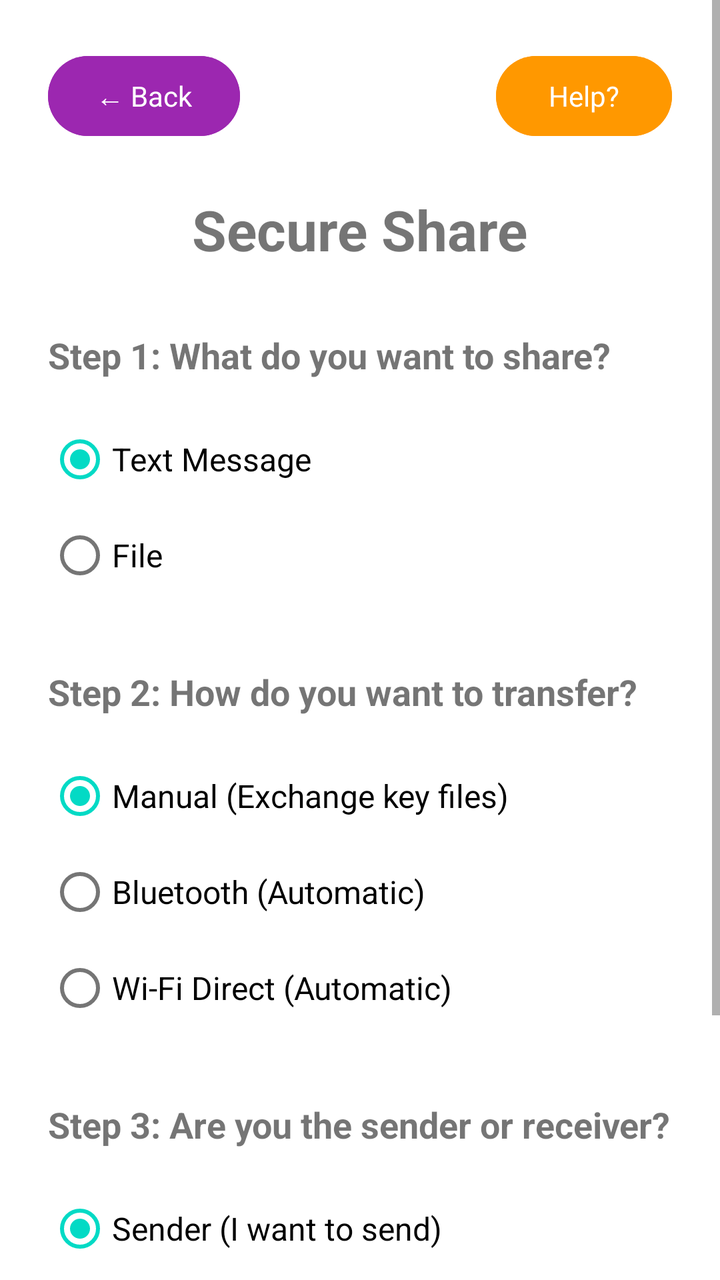
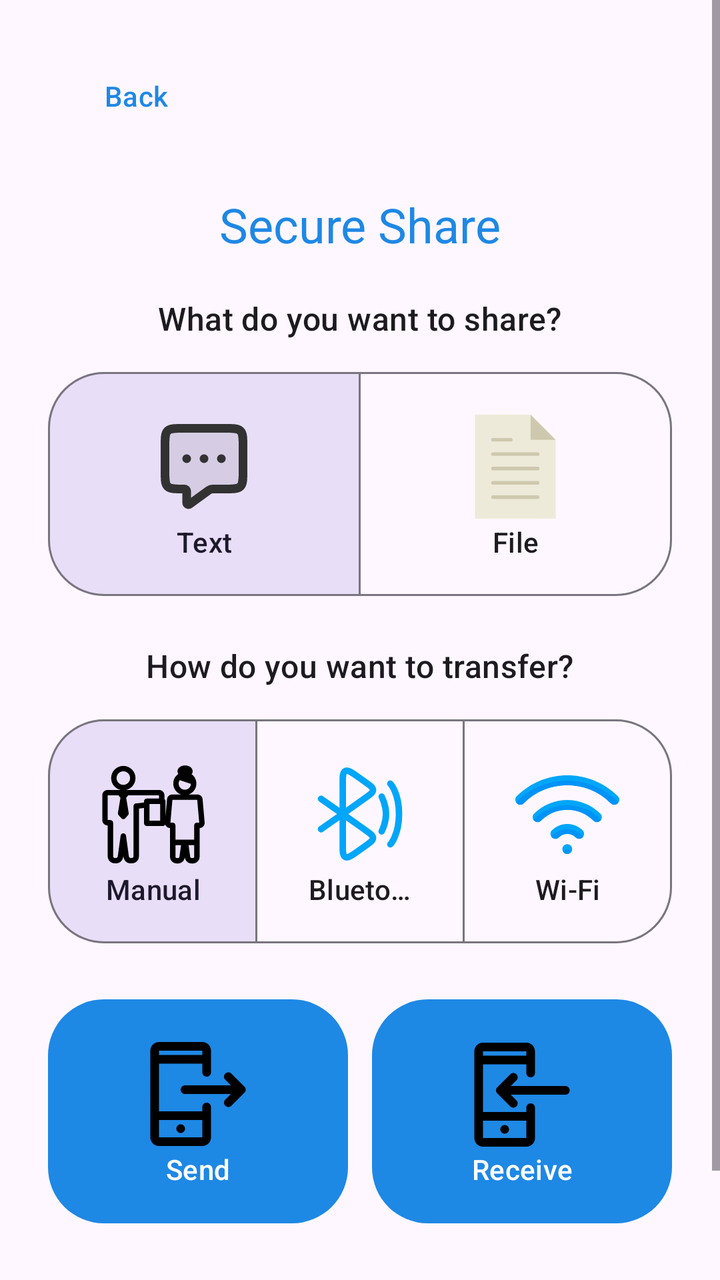

Before-and-after screenshots of an Android layout around one commit, followed by the original layout XML and the change that was made.
<!-- AndroidManifest.xml: application theme Theme.PQrypt -->
<!-- res/layout/activity_secure_share_mode.xml -->
<?xml version="1.0" encoding="utf-8"?>
<ScrollView
    xmlns:android="http://schemas.android.com/apk/res/android"
    xmlns:app="http://schemas.android.com/apk/res-auto"
    xmlns:tools="http://schemas.android.com/tools"
    android:layout_width="match_parent"
    android:layout_height="match_parent"
    tools:context=".SecureShareModeActivity">

    <LinearLayout
        android:layout_width="match_parent"
        android:layout_height="wrap_content"
        android:orientation="vertical"
        android:padding="24dp">

    
    <LinearLayout
        android:layout_width="match_parent"
        android:layout_height="wrap_content"
        android:orientation="horizontal"
        android:gravity="center_vertical"
        android:layout_marginBottom="24dp">

        <Button
            android:id="@+id/btn_back"
            style="@style/Widget.Material3.Button"
            android:layout_width="wrap_content"
            android:layout_height="wrap_content"
            android:backgroundTint="#9C27B0"
            android:text="← Back"
            android:textColor="@android:color/white"
            android:textSize="14sp" />

        <View
            android:layout_width="0dp"
            android:layout_height="1dp"
            android:layout_weight="1" />

        <Button
            android:id="@+id/btn_help"
            style="@style/Widget.Material3.Button"
            android:layout_width="wrap_content"
            android:layout_height="wrap_content"
            android:backgroundTint="#FF9800"
            android:text="Help?"
            android:textColor="@android:color/white"
            android:textSize="14sp" />
    </LinearLayout>

    <TextView
        android:layout_width="wrap_content"
        android:layout_height="wrap_content"
        android:text="Secure Share"
        android:textSize="28sp"
        android:textStyle="bold"
        android:layout_marginBottom="32dp"
        android:layout_gravity="center_horizontal" />

    
    <TextView
        android:layout_width="wrap_content"
        android:layout_height="wrap_content"
        android:text="Step 1: What do you want to share?"
        android:textSize="18sp"
        android:textStyle="bold"
        android:layout_marginBottom="16dp" />

    <RadioGroup
        android:id="@+id/rg_content_type"
        android:layout_width="match_parent"
        android:layout_height="wrap_content"
        android:layout_marginBottom="32dp">

        <RadioButton
            android:id="@+id/rb_text"
            android:layout_width="wrap_content"
            android:layout_height="wrap_content"
            android:text="Text Message"
            android:textSize="16sp"
            android:checked="true" />

        <RadioButton
            android:id="@+id/rb_file"
            android:layout_width="wrap_content"
            android:layout_height="wrap_content"
            android:text="File"
            android:textSize="16sp" />
    </RadioGroup>

    
    <TextView
        android:layout_width="wrap_content"
        android:layout_height="wrap_content"
        android:text="Step 2: How do you want to transfer?"
        android:textSize="18sp"
        android:textStyle="bold"
        android:layout_marginBottom="16dp" />

    <RadioGroup
        android:id="@+id/rg_transfer_mode"
        android:layout_width="match_parent"
        android:layout_height="wrap_content"
        android:layout_marginBottom="32dp">

        <RadioButton
            android:id="@+id/rb_manual"
            android:layout_width="wrap_content"
            android:layout_height="wrap_content"
            android:text="Manual (Exchange key files)"
            android:textSize="16sp"
            android:checked="true" />

        <RadioButton
            android:id="@+id/rb_bluetooth"
            android:layout_width="wrap_content"
            android:layout_height="wrap_content"
            android:text="Bluetooth (Automatic)"
            android:textSize="16sp" />

        <RadioButton
            android:id="@+id/rb_wifi_direct"
            android:layout_width="wrap_content"
            android:layout_height="wrap_content"
            android:text="Wi‑Fi Direct (Automatic)"
            android:textSize="16sp" />
    </RadioGroup>

    
    <TextView
        android:layout_width="wrap_content"
        android:layout_height="wrap_content"
        android:text="Step 3: Are you the sender or receiver?"
        android:textSize="18sp"
        android:textStyle="bold"
        android:layout_marginBottom="16dp" />

    <RadioGroup
        android:id="@+id/rg_role"
        android:layout_width="match_parent"
        android:layout_height="wrap_content"
        android:layout_marginBottom="32dp">

        <RadioButton
            android:id="@+id/rb_sender"
            android:layout_width="wrap_content"
            android:layout_height="wrap_content"
            android:text="Sender (I want to send)"
            android:textSize="16sp"
            android:checked="true" />

        <RadioButton
            android:id="@+id/rb_receiver"
            android:layout_width="wrap_content"
            android:layout_height="wrap_content"
            android:text="Receiver (I want to receive)"
            android:textSize="16sp" />
    </RadioGroup>

    
    <Button
        android:id="@+id/btn_continue"
        android:layout_width="match_parent"
        android:layout_height="wrap_content"
        android:text="Continue"
        android:textSize="18sp"
        android:padding="16dp"
        style="@style/Widget.Material3.Button"
        android:backgroundTint="#9C27B0"
        android:textColor="@android:color/white" />

    </LinearLayout>

</ScrollView>
<!-- resources referenced by this layout -->
<resources>
  <style name="Theme.PQrypt" parent="Theme.MaterialComponents.DayNight.NoActionBar">
          
          <item name="colorPrimary">@color/blue_primary</item>
          <item name="colorPrimaryVariant">@color/blue_primary_dark</item>
          <item name="colorOnPrimary">@color/white</item>
          
          <item name="colorSecondary">@color/teal_200</item>
          <item name="colorSecondaryVariant">@color/teal_700</item>
          <item name="colorOnSecondary">@color/black</item>
          
          <item name="android:statusBarColor">@android:color/transparent</item>
          <item name="android:windowLightStatusBar">true</item>
          
      </style>
  <!-- unchanged entries left out for length: 6 -->
</resources>

<!-- the commit's change to res/layout/activity_secure_share_mode.xml (unified diff, before → after) -->
@@ -5,169 +5,219 @@
     xmlns:tools="http://schemas.android.com/tools"
     android:layout_width="match_parent"
     android:layout_height="match_parent"
+    android:fillViewport="true"
     tools:context=".SecureShareModeActivity">
 
     <LinearLayout
         android:layout_width="match_parent"
-        android:layout_height="wrap_content"
+        android:layout_height="match_parent"
+        android:gravity="center_horizontal"
         android:orientation="vertical"
         android:padding="24dp">
 
-    
-    <LinearLayout
-        android:layout_width="match_parent"
-        android:layout_height="wrap_content"
-        android:orientation="horizontal"
-        android:gravity="center_vertical"
-        android:layout_marginBottom="24dp">
-
-        <Button
+        <com.google.android.material.button.MaterialButton
             android:id="@+id/btn_back"
-            style="@style/Widget.Material3.Button"
-            android:layout_width="wrap_content"
-            android:layout_height="wrap_content"
-            android:backgroundTint="#9C27B0"
-            android:text="← Back"
-            android:textColor="@android:color/white"
-            android:textSize="14sp" />
-
-        <View
-            android:layout_width="0dp"
-            android:layout_height="1dp"
+            style="@style/Widget.Material3.Button.TextButton"
+            android:layout_width="wrap_content"
+            android:layout_height="wrap_content"
+            android:layout_gravity="start"
+            android:text="Back" />
+
+        <TextView
+            android:layout_width="wrap_content"
+            android:layout_height="wrap_content"
+            android:layout_marginTop="24dp"
+            android:layout_marginBottom="20dp"
+            android:text="Secure Share"
+            android:textAppearance="@style/TextAppearance.PQrypt.Title" />
+
+        <TextView
+            android:layout_width="wrap_content"
+            android:layout_height="wrap_content"
+            android:layout_marginBottom="12dp"
+            android:text="What do you want to share?"
+            android:textAppearance="?attr/textAppearanceTitleMedium" />
+
+        <com.google.android.material.button.MaterialButtonToggleGroup
+            android:id="@+id/tg_content_type"
+            android:layout_width="match_parent"
+            android:layout_height="wrap_content"
+            android:layout_marginBottom="20dp"
+            app:checkedButton="@id/rb_text"
+            app:selectionRequired="true"
+            app:singleSelection="true">
+
+            <com.google.android.material.button.MaterialButton
+                android:id="@+id/rb_text"
+                style="@style/Widget.Material3.Button.OutlinedButton"
+                android:layout_width="0dp"
+                android:layout_height="120dp"
+                android:layout_weight="1"
+                android:checkable="true"
+                android:ellipsize="end"
+                android:maxLines="1"
+                android:text="Text"
+                android:textAppearance="@style/TextAppearance.PQrypt.Button"
+                app:cornerRadius="28dp"
+                app:icon="@drawable/ic_text"
+                app:iconTint="@null"
+                app:iconGravity="textTop"
+                app:iconPadding="6dp"
+                app:iconSize="52dp" />
+
+            <com.google.android.material.button.MaterialButton
+                android:id="@+id/rb_file"
+                style="@style/Widget.Material3.Button.OutlinedButton"
+                android:layout_width="0dp"
+                android:layout_height="120dp"
+                android:layout_marginStart="12dp"
+                android:layout_weight="1"
+                android:checkable="true"
+                android:ellipsize="end"
+                android:maxLines="1"
+                android:text="File"
+                android:textAppearance="@style/TextAppearance.PQrypt.Button"
+                app:cornerRadius="28dp"
+                app:icon="@drawable/ic_file"
+                app:iconTint="@null"
+                app:iconGravity="textTop"
+                app:iconPadding="6dp"
+                app:iconSize="52dp" />
+
+        </com.google.android.material.button.MaterialButtonToggleGroup>
+
+        <TextView
+            android:layout_width="wrap_content"
+            android:layout_height="wrap_content"
+            android:layout_marginBottom="12dp"
+            android:text="How do you want to transfer?"
+            android:textAppearance="?attr/textAppearanceTitleMedium" />
+
+        <com.google.android.material.button.MaterialButtonToggleGroup
+            android:id="@+id/tg_transfer_mode"
+            android:layout_width="match_parent"
+            android:layout_height="wrap_content"
+            android:layout_marginBottom="20dp"
+            app:checkedButton="@id/rb_manual"
+            app:selectionRequired="true"
+            app:singleSelection="true">
+
+            <com.google.android.material.button.MaterialButton
+                android:id="@+id/rb_manual"
+                style="@style/Widget.Material3.Button.OutlinedButton"
+                android:layout_width="0dp"
+                android:layout_height="120dp"
+                android:layout_weight="1"
+                android:checkable="true"
+                android:ellipsize="end"
+                android:maxLines="1"
+                android:text="Manual"
+                android:textAppearance="@style/TextAppearance.PQrypt.Button"
+                app:cornerRadius="28dp"
+                app:icon="@drawable/ic_manual"
+                app:iconTint="@null"
+                app:iconGravity="textTop"
+                app:iconPadding="6dp"
+                app:iconSize="52dp" />
+
+            <com.google.android.material.button.MaterialButton
+                android:id="@+id/rb_bluetooth"
+                style="@style/Widget.Material3.Button.OutlinedButton"
+                android:layout_width="0dp"
+                android:layout_height="120dp"
+                android:layout_marginStart="12dp"
+                android:layout_weight="1"
+                android:checkable="true"
+                android:ellipsize="end"
+                android:maxLines="1"
+                android:text="Bluetooth"
+                android:textAppearance="@style/TextAppearance.PQrypt.Button"
+                app:cornerRadius="28dp"
+                app:icon="@drawable/ic_bluetooth"
+                app:iconTint="@null"
+                app:iconGravity="textTop"
+                app:iconPadding="6dp"
+                app:iconSize="52dp" />
+
+            <com.google.android.material.button.MaterialButton
+                android:id="@+id/rb_wifi_direct"
+                style="@style/Widget.Material3.Button.OutlinedButton"
+                android:layout_width="0dp"
+                android:layout_height="120dp"
+                android:layout_marginStart="12dp"
+                android:layout_weight="1"
+                android:checkable="true"
+                android:ellipsize="end"
+                android:maxLines="1"
+                android:text="Wi‑Fi"
+                android:textAppearance="@style/TextAppearance.PQrypt.Button"
+                app:cornerRadius="28dp"
+                app:icon="@drawable/ic_wifi_direct"
+                app:iconTint="@null"
+                app:iconGravity="textTop"
+                app:iconPadding="6dp"
+                app:iconSize="52dp" />
+
+        </com.google.android.material.button.MaterialButtonToggleGroup>
+
+        <Space
+            android:layout_width="match_parent"
+            android:layout_height="0dp"
             android:layout_weight="1" />
 
-        <Button
+        <LinearLayout
+            android:layout_width="match_parent"
+            android:layout_height="wrap_content"
+            android:layout_marginBottom="12dp"
+            android:gravity="center"
+            android:orientation="horizontal">
+
+            <com.google.android.material.button.MaterialButton
+                android:id="@+id/btn_send"
+                style="@style/Widget.Material3.Button"
+                android:layout_width="0dp"
+                android:layout_height="120dp"
+                android:layout_marginEnd="12dp"
+                android:layout_weight="1"
+                android:ellipsize="end"
+                android:maxLines="1"
+                android:text="Send"
+                android:textAppearance="@style/TextAppearance.PQrypt.Button"
+                app:cornerRadius="28dp"
+                app:icon="@drawable/ic_send"
+                app:iconTint="@null"
+                app:iconGravity="textTop"
+                app:iconPadding="6dp"
+                app:iconSize="52dp" />
+
+            <com.google.android.material.button.MaterialButton
+                android:id="@+id/btn_receive"
+                style="@style/Widget.Material3.Button"
+                android:layout_width="0dp"
+                android:layout_height="120dp"
+                android:layout_weight="1"
+                android:ellipsize="end"
+                android:maxLines="1"
+                android:text="Receive"
+                android:textAppearance="@style/TextAppearance.PQrypt.Button"
+                app:cornerRadius="28dp"
+                app:icon="@drawable/ic_receive"
+                app:iconTint="@null"
+                app:iconGravity="textTop"
+                app:iconPadding="6dp"
+                app:iconSize="52dp" />
+
+        </LinearLayout>
+
+        <com.google.android.material.button.MaterialButton
             android:id="@+id/btn_help"
-            style="@style/Widget.Material3.Button"
-            android:layout_width="wrap_content"
-            android:layout_height="wrap_content"
-            android:backgroundTint="#FF9800"
-            android:text="Help?"
-            android:textColor="@android:color/white"
-            android:textSize="14sp" />
+            style="@style/Widget.Material3.Button.TextButton"
+            android:layout_width="wrap_content"
+            android:layout_height="wrap_content"
+            android:text="Help"
+            app:icon="@drawable/ic_help"
+            app:iconGravity="textStart" />
+
     </LinearLayout>
 
-    <TextView
-        android:layout_width="wrap_content"
-        android:layout_height="wrap_content"
-        android:text="Secure Share"
-        android:textSize="28sp"
-        android:textStyle="bold"
-        android:layout_marginBottom="32dp"
-        android:layout_gravity="center_horizontal" />
-
-    
-    <TextView
-        android:layout_width="wrap_content"
-        android:layout_height="wrap_content"
-        android:text="Step 1: What do you want to share?"
-        android:textSize="18sp"
-        android:textStyle="bold"
-        android:layout_marginBottom="16dp" />
-
-    <RadioGroup
-        android:id="@+id/rg_content_type"
-        android:layout_width="match_parent"
-        android:layout_height="wrap_content"
-        android:layout_marginBottom="32dp">
-
-        <RadioButton
-            android:id="@+id/rb_text"
-            android:layout_width="wrap_content"
-            android:layout_height="wrap_content"
-            android:text="Text Message"
-            android:textSize="16sp"
-            android:checked="true" />
-
-        <RadioButton
-            android:id="@+id/rb_file"
-            android:layout_width="wrap_content"
-            android:layout_height="wrap_content"
-            android:text="File"
-            android:textSize="16sp" />
-    </RadioGroup>
-
-    
-    <TextView
-        android:layout_width="wrap_content"
-        android:layout_height="wrap_content"
-        android:text="Step 2: How do you want to transfer?"
-        android:textSize="18sp"
-        android:textStyle="bold"
-        android:layout_marginBottom="16dp" />
-
-    <RadioGroup
-        android:id="@+id/rg_transfer_mode"
-        android:layout_width="match_parent"
-        android:layout_height="wrap_content"
-        android:layout_marginBottom="32dp">
-
-        <RadioButton
-            android:id="@+id/rb_manual"
-            android:layout_width="wrap_content"
-            android:layout_height="wrap_content"
-            android:text="Manual (Exchange key files)"
-            android:textSize="16sp"
-            android:checked="true" />
-
-        <RadioButton
-            android:id="@+id/rb_bluetooth"
-            android:layout_width="wrap_content"
-            android:layout_height="wrap_content"
-            android:text="Bluetooth (Automatic)"
-            android:textSize="16sp" />
-
-        <RadioButton
-            android:id="@+id/rb_wifi_direct"
-            android:layout_width="wrap_content"
-            android:layout_height="wrap_content"
-            android:text="Wi‑Fi Direct (Automatic)"
-            android:textSize="16sp" />
-    </RadioGroup>
-
-    
-    <TextView
-        android:layout_width="wrap_content"
-        android:layout_height="wrap_content"
-        android:text="Step 3: Are you the sender or receiver?"
-        android:textSize="18sp"
-        android:textStyle="bold"
-        android:layout_marginBottom="16dp" />
-
-    <RadioGroup
-        android:id="@+id/rg_role"
-        android:layout_width="match_parent"
-        android:layout_height="wrap_content"
-        android:layout_marginBottom="32dp">
-
-        <RadioButton
-            android:id="@+id/rb_sender"
-            android:layout_width="wrap_content"
-            android:layout_height="wrap_content"
-            android:text="Sender (I want to send)"
-            android:textSize="16sp"
-            android:checked="true" />
-
-        <RadioButton
-            android:id="@+id/rb_receiver"
-            android:layout_width="wrap_content"
-            android:layout_height="wrap_content"
-            android:text="Receiver (I want to receive)"
-            android:textSize="16sp" />
-    </RadioGroup>
-
-    
-    <Button
-        android:id="@+id/btn_continue"
-        android:layout_width="match_parent"
-        android:layout_height="wrap_content"
-        android:text="Continue"
-        android:textSize="18sp"
-        android:padding="16dp"
-        style="@style/Widget.Material3.Button"
-        android:backgroundTint="#9C27B0"
-        android:textColor="@android:color/white" />
-
-    </LinearLayout>
-
 </ScrollView>
<!-- resource entries referenced after the edit -->
@@ -1,6 +1,142 @@
 <!-- resources referenced by this layout -->
 <resources>
-  <style name="Theme.PQrypt" parent="Theme.MaterialComponents.DayNight.NoActionBar">
+  <!-- drawable ic_bluetooth (drawable) -->
+  <vector xmlns:android="http://schemas.android.com/apk/res/android"
+      android:width="800dp"
+      android:height="800dp"
+      android:viewportWidth="24"
+      android:viewportHeight="24">
+    <path
+        android:pathData="M13.263,8.262L8,12V5.225C8,3.338 8,2.395 8.605,2.086C9.209,1.776 9.981,2.324 11.525,3.421L13.263,4.655C14.421,5.477 15,5.888 15,6.459C15,7.029 14.421,7.44 13.263,8.262Z"
+        android:strokeWidth="1.5"
+        android:fillColor="#00000000"
+        android:strokeColor="#00A6F9"/>
+    <path
+        android:pathData="M13.263,19.345L11.525,20.579C9.981,21.676 9.209,22.224 8.605,21.914C8,21.605 8,20.662 8,18.775V12L13.263,15.738C14.421,16.56 15,16.971 15,17.541C15,18.112 14.421,18.523 13.263,19.345Z"
+        android:strokeWidth="1.5"
+        android:fillColor="#00000000"
+        android:strokeColor="#00A6F9"/>
+    <path
+        android:pathData="M3,15.5L8,12L3,8.5"
+        android:strokeWidth="1.5"
+        android:fillColor="#00000000"
+        android:strokeColor="#00A6F9"
+        android:strokeLineCap="round"/>
+    <path
+        android:pathData="M19,5C19,5 21,7.1 21,12C21,16.9 19,19 19,19"
+        android:strokeWidth="1.5"
+        android:fillColor="#00000000"
+        android:strokeColor="#00A6F9"
+        android:strokeLineCap="round"/>
+    <path
+        android:pathData="M17,8C17,8 18,9.9 18,12C18,14.1 17,16 17,16"
+        android:strokeWidth="1.5"
+        android:fillColor="#00000000"
+        android:strokeColor="#00A6F9"
+        android:strokeLineCap="round"/>
+  </vector>
+  <!-- drawable ic_file (drawable) -->
+  <vector xmlns:android="http://schemas.android.com/apk/res/android"
+      android:width="800dp"
+      android:height="800dp"
+      android:viewportWidth="58"
+      android:viewportHeight="58">
+    <path
+        android:pathData="M51.5,14l-14,-14l-31,0l0,58l45,0z"
+        android:fillColor="#EDEADA"/>
+    <path
+        android:pathData="M16.5,23h25c0.552,0 1,-0.447 1,-1s-0.448,-1 -1,-1h-25c-0.552,0 -1,0.447 -1,1S15.948,23 16.5,23z"
+        android:fillColor="#CEC9AE"/>
+    <path
+        android:pathData="M16.5,15h10c0.552,0 1,-0.447 1,-1s-0.448,-1 -1,-1h-10c-0.552,0 -1,0.447 -1,1S15.948,15 16.5,15z"
+        android:fillColor="#CEC9AE"/>
+    <path
+        android:pathData="M41.5,29h-25c-0.552,0 -1,0.447 -1,1s0.448,1 1,1h25c0.552,0 1,-0.447 1,-1S42.052,29 41.5,29z"
+        android:fillColor="#CEC9AE"/>
+    <path
+        android:pathData="M41.5,37h-25c-0.552,0 -1,0.447 -1,1s0.448,1 1,1h25c0.552,0 1,-0.447 1,-1S42.052,37 41.5,37z"
+        android:fillColor="#CEC9AE"/>
+    <path
+        android:pathData="M41.5,45h-25c-0.552,0 -1,0.447 -1,1s0.448,1 1,1h25c0.552,0 1,-0.447 1,-1S42.052,45 41.5,45z"
+        android:fillColor="#CEC9AE"/>
+    <path
+        android:pathData="M37.5,0l0,14l14,0z"
+        android:fillColor="#CEC9AE"/>
+  </vector>
+  <!-- drawable ic_help (drawable) -->
+  <vector xmlns:android="http://schemas.android.com/apk/res/android"
+      android:width="800dp"
+      android:height="800dp"
+      android:viewportWidth="24"
+      android:viewportHeight="24">
+    <path
+        android:pathData="M9.09,9C9.325,8.332 9.789,7.768 10.4,7.409C11.011,7.05 11.729,6.919 12.427,7.039C13.125,7.159 13.759,7.522 14.215,8.064C14.671,8.606 14.921,9.292 14.92,10C14.92,12 11.92,13 11.92,13M12,17H12.01M3,7.942V16.059C3,16.401 3,16.573 3.05,16.725C3.095,16.861 3.168,16.985 3.265,17.089C3.374,17.208 3.523,17.291 3.823,17.457L11.223,21.568C11.507,21.726 11.648,21.805 11.799,21.836C11.932,21.863 12.068,21.863 12.201,21.836C12.352,21.805 12.493,21.726 12.777,21.568L20.177,17.457C20.477,17.291 20.626,17.208 20.735,17.089C20.832,16.985 20.905,16.861 20.949,16.725C21,16.573 21,16.401 21,16.059V7.942C21,7.599 21,7.428 20.949,7.275C20.905,7.14 20.832,7.016 20.735,6.911C20.626,6.792 20.477,6.709 20.177,6.543L12.777,2.432C12.493,2.274 12.352,2.195 12.201,2.165C12.068,2.137 11.932,2.137 11.799,2.165C11.648,2.195 11.507,2.274 11.223,2.432L3.823,6.543C3.523,6.709 3.374,6.792 3.265,6.911C3.168,7.016 3.095,7.14 3.05,7.275C3,7.428 3,7.599 3,7.942Z"
+        android:strokeLineJoin="round"
+        android:strokeWidth="2"
+        android:fillColor="#00000000"
+        android:strokeColor="#000000"
+        android:strokeLineCap="round"/>
+    <path
+        android:pathData="M12,13L12,14.5"
+        android:strokeWidth="2"
+        android:fillColor="#00000000"
+        android:strokeColor="#000000"
+        android:strokeLineCap="round"/>
+  </vector>
+  <!-- drawable ic_manual: vector/xml drawable (drawable, 3934 chars, omitted) -->
+  <!-- drawable ic_receive: vector/xml drawable (drawable, 2051 chars, omitted) -->
+  <!-- drawable ic_send: vector/xml drawable (drawable, 2148 chars, omitted) -->
+  <!-- drawable ic_text (drawable) -->
+  <vector xmlns:android="http://schemas.android.com/apk/res/android"
+      android:width="800dp"
+      android:height="800dp"
+      android:viewportWidth="24"
+      android:viewportHeight="24">
+    <path
+        android:pathData="M21,13V7C21,5.114 21,4.172 20.414,3.586C19.828,3 18.886,3 17,3H7C5.114,3 4.172,3 3.586,3.586C3,4.172 3,5.114 3,7V13C3,14.886 3,15.828 3.586,16.414C4.172,17 5.114,17 7,17H7.5C7.776,17 8,17.224 8,17.5V20V20.15C8,20.504 8.401,20.708 8.688,20.5L13.096,17.294C13.358,17.103 13.675,17 14,17H17C18.886,17 19.828,17 20.414,16.414C21,15.828 21,14.886 21,13Z"
+        android:strokeAlpha="0.1"
+        android:fillColor="#323232"
+        android:fillAlpha="0.1"/>
+    <path
+        android:pathData="M8,10H8.01"
+        android:strokeLineJoin="round"
+        android:strokeWidth="2"
+        android:fillColor="#00000000"
+        android:strokeColor="#323232"
+        android:strokeLineCap="round"/>
+    <path
+        android:pathData="M12,10H12.01"
+        android:strokeLineJoin="round"
+        android:strokeWidth="2"
+        android:fillColor="#00000000"
+        android:strokeColor="#323232"
+        android:strokeLineCap="round"/>
+    <path
+        android:pathData="M16,10H16.01"
+        android:strokeLineJoin="round"
+        android:strokeWidth="2"
+        android:fillColor="#00000000"
+        android:strokeColor="#323232"
+        android:strokeLineCap="round"/>
+    <path
+        android:pathData="M21,13V7C21,5.114 21,4.172 20.414,3.586C19.828,3 18.886,3 17,3H7C5.114,3 4.172,3 3.586,3.586C3,4.172 3,5.114 3,7V13C3,14.886 3,15.828 3.586,16.414C4.172,17 5.114,17 7,17H7.5C7.776,17 8,17.224 8,17.5V20V20.15C8,20.504 8.401,20.708 8.688,20.5L13.096,17.294C13.358,17.103 13.675,17 14,17H17C18.886,17 19.828,17 20.414,16.414C21,15.828 21,14.886 21,13Z"
+        android:strokeLineJoin="round"
+        android:strokeWidth="2"
+        android:fillColor="#00000000"
+        android:strokeColor="#323232"/>
+  </vector>
+  <!-- drawable ic_wifi_direct: vector/xml drawable (drawable, 2286 chars, omitted) -->
+  <style name="TextAppearance.PQrypt.Button" parent="TextAppearance.Material3.LabelLarge">
+          <item name="android:fontFamily">sans-serif-medium</item>
+          <item name="android:textSize">14sp</item>
+          <item name="android:textAllCaps">false</item>
+      </style>
+  <style name="TextAppearance.PQrypt.Title" parent="TextAppearance.Material3.TitleLarge">
+          <item name="android:fontFamily">sans-serif-medium</item>
+          <item name="android:textSize">24sp</item>
+          <item name="android:textColor">@color/blue_primary</item>
+      </style>
+  <style name="Theme.PQrypt" parent="Theme.Material3.DayNight.NoActionBar">
           
           <item name="colorPrimary">@color/blue_primary</item>
           <item name="colorPrimaryVariant">@color/blue_primary_dark</item>
